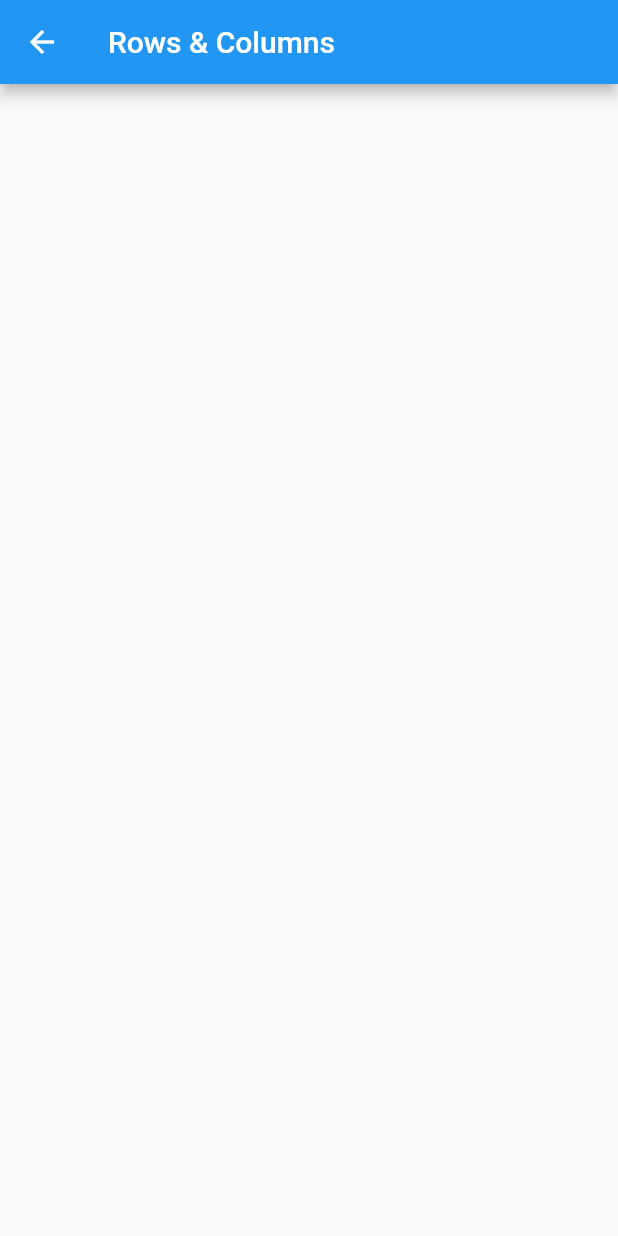
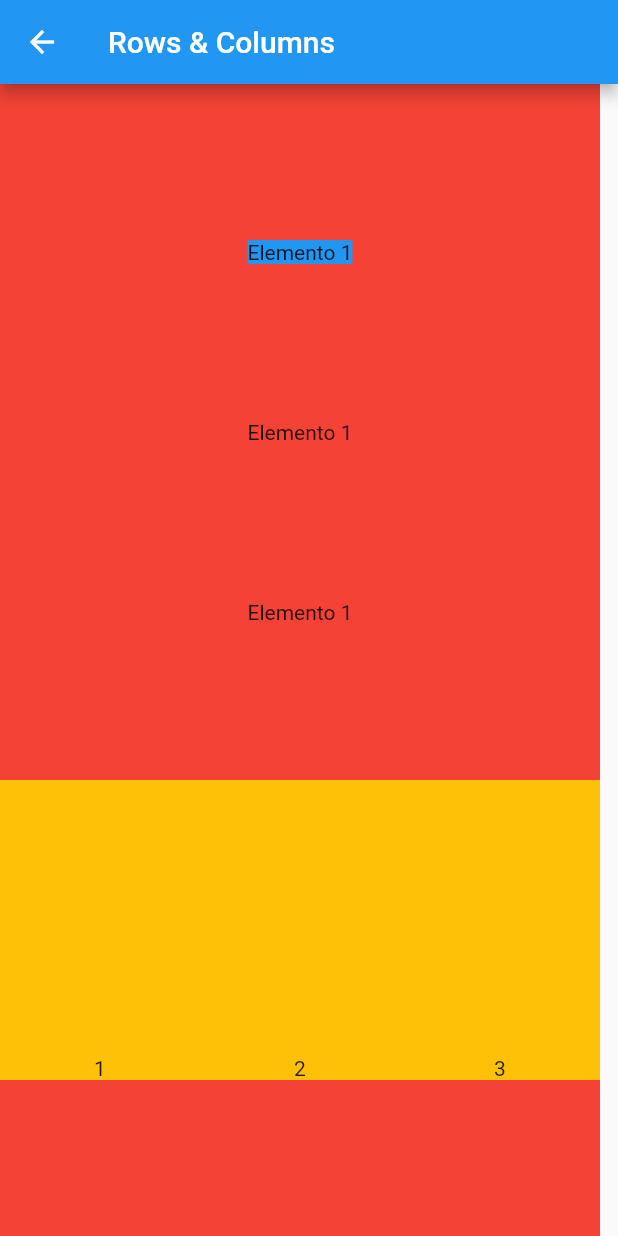
Before and after one commit to caneto/flutter_academiadoflutter, a Flutter app: the RowsColumnsPage screen opened by its route, on a phone screen of 412 x 824 dp. Run offline on Flutter 3.47's test engine with Material 2 defaults, Android fonts, the phone set to English and light mode, and no system bars.

Commit message:
Fim da Aula de Row e Column

```diff
--- a/flutter_primeiro_projeto/lib/pages/rows_columns/rows_columns_page.dart
+++ b/flutter_primeiro_projeto/lib/pages/rows_columns/rows_columns_page.dart
@@ -8,7 +8,35 @@ class RowsColumnsPage extends StatelessWidget {
    Widget build(BuildContext context) {
        return Scaffold(
            appBar: AppBar(title: const Text('Rows & Columns'),),
-           body: Container(),
+           body: Container(
+            color: Colors.red,
+            width: 400,
+            child: Column(
+              mainAxisAlignment: MainAxisAlignment.spaceEvenly,
+              //crossAxisAlignment: CrossAxisAlignment.stretch,
+              children: [
+                Container(
+                  color: Colors.blue,
+                  child: const Text("Elemento 1"),
+                ),
+                const Text("Elemento 1"),
+                const Text("Elemento 1"),
+                Container(
+                  height: 200,
+                  color: Colors.amber,
+                  child: Row(
+                    mainAxisAlignment: MainAxisAlignment.spaceAround,
+                    crossAxisAlignment: CrossAxisAlignment.end,
+                    children: const [
+                      Text('1'),
+                      Text('2'),
+                      Text('3'),
+                    ],
+                  ),
+                )
+              ]
+              ),
+           ),
        );
   }
 }
```
